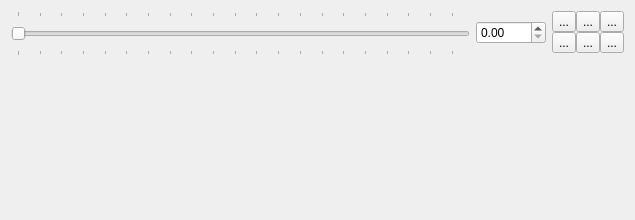
This is trunk/src/Toolbox/Toolbox/UI/TimeLine.ui in mk4me/hm-mde-one as Qt 5 draws it before an edit. The edited form follows.
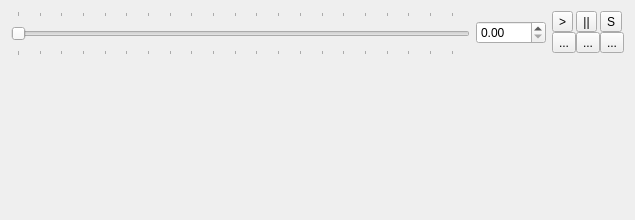
This is the edited form.

Patch:
```diff
--- a/trunk/src/Toolbox/Toolbox/UI/TimeLine.ui
+++ b/trunk/src/Toolbox/Toolbox/UI/TimeLine.ui
@@ -113,21 +113,21 @@
      <item row="0" column="0">
       <widget class="QToolButton" name="toolButton">
        <property name="text">
-        <string>...</string>
+        <string>&gt;</string>
        </property>
       </widget>
      </item>
      <item row="0" column="1">
       <widget class="QToolButton" name="togglePlayButton">
        <property name="text">
-        <string>...</string>
+        <string>||</string>
        </property>
       </widget>
      </item>
      <item row="0" column="2">
       <widget class="QToolButton" name="toolButton_3">
        <property name="text">
-        <string>...</string>
+        <string>S</string>
        </property>
       </widget>
      </item>
```
Left out of the diff: 6 changed lines with no effect on the pictures.
